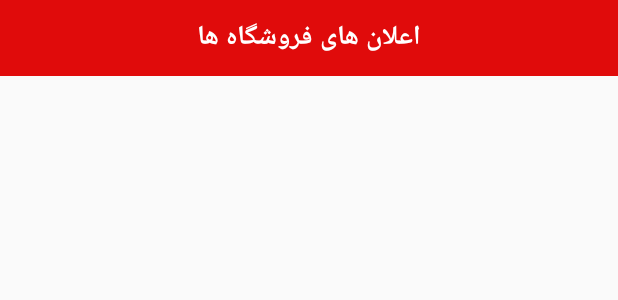
After one commit to hoomanab/MEydoon, an Android app: the layout actionbar_notification_inbox.xml on its own in the app's theme, with its tools: preview values and no code run, on a phone screen of 412 x 824 dp. The commit adds this screen. Shown: the top 300 px of the screen. Run offline under Robolectric (Android 15) with nearby library versions, the phone set to English and light mode, and no system bars.

Commit message:
notification inbox Done!

```diff
--- a/app/src/main/java/com/example/meydoon/BottomNavigation/SearchFragment.java
+++ b/app/src/main/java/com/example/meydoon/BottomNavigation/SearchFragment.java
@@ -61,8 +61,7 @@ public class SearchFragment extends Fragment {
         //imageButton.setOnClickListener(new View.OnClickListener() {
         //    @Override
         //    public void onClick(View v) {
-                /** We should make it act like a tab
-                 *  Note: After adding other icons to the action bar, by clicking on them, main_container must change!*/
+
 
          //   }
         //});
--- a/app/src/main/java/com/example/meydoon/adapter/NotificationInboxAdapter.java
+++ b/app/src/main/java/com/example/meydoon/adapter/NotificationInboxAdapter.java
@@ -64,7 +64,7 @@ public class NotificationInboxAdapter extends BaseAdapter {
         TextView timeStamp = (TextView) convertView
                 .findViewById(R.id.notification_inbox_timestamp);
         TextView notificationMessage = (TextView) convertView
-                .findViewById(R.id.notification_partial_text);
+                .findViewById(R.id.notification_title);
         // TextView url = (TextView) convertView.findViewById(R.id.txtUrl);
         NetworkImageView ShopProfilePic = (NetworkImageView) convertView
                 .findViewById(R.id.notification_inbox_shop_profile_pic);
@@ -75,7 +75,7 @@ public class NotificationInboxAdapter extends BaseAdapter {
 
         timeStamp.setText(item.getNotificationTime());
 
-        notificationMessage.setText(item.getNotificationMessage());
+        notificationMessage.setText(item.getNotificationMessageTitle());
 
         // user profile pic
         ShopProfilePic.setImageUrl(item.getShopProfilePic(), imageLoader);
--- /dev/null
+++ b/app/src/main/res/layout/actionbar_notification_inbox.xml
@@ -0,0 +1,23 @@
+<?xml version="1.0" encoding="utf-8"?>
+<RelativeLayout xmlns:android="http://schemas.android.com/apk/res/android"
+    android:layout_width="match_parent"
+    android:layout_height="wrap_content"
+    android:orientation="vertical"
+    android:background="@color/meydoonRed">
+
+    <TextView
+        android:layout_width="wrap_content"
+        android:layout_height="wrap_content"
+        android:text="@string/notifications"
+        android:gravity="center_horizontal"
+        android:textAppearance="?android:attr/textAppearanceMedium"
+        android:textStyle="bold"
+        android:padding="10dp"
+        android:layout_alignParentTop="true"
+        android:layout_weight="1"
+        android:layout_centerVertical="true"
+        android:layout_centerInParent="true"
+        android:textColor="@color/white"/>
+
+
+</RelativeLayout>
--- a/app/src/main/res/layout/notification_inbox_fragment.xml
+++ b/app/src/main/res/layout/notification_inbox_fragment.xml
@@ -3,7 +3,8 @@
     xmlns:app="http://schemas.android.com/apk/res-auto"
     android:orientation="vertical"
     android:layout_width="match_parent"
-    android:layout_height="match_parent">
+    android:layout_height="match_parent"
+    android:paddingBottom="40dip">
 
 
 
--- a/app/src/main/res/layout/notification_inbox_item.xml
+++ b/app/src/main/res/layout/notification_inbox_item.xml
@@ -108,7 +108,7 @@
                     android:layout_height="wrap_content">
 
                     <TextView
-                        android:id="@+id/notification_partial_text"
+                        android:id="@+id/notification_title"
                         android:layout_width="wrap_content"
                         android:layout_height="wrap_content"
                         android:textColor="@color/gray_btm_nav_bar_icon"
--- a/app/src/main/res/values/strings.xml
+++ b/app/src/main/res/values/strings.xml
@@ -44,6 +44,7 @@
     <string name="isNormalUser">شما کاربر عادی هستید و هنوز فروشگاهتون رو افتتاح نکردید!</string>
     <string name="enter_meydoon">ورود به میدون</string>
     <string name="register_shop">ثبت فروشگاه</string>
+    <string name="notifications">اعلان های فروشگاه ها</string>
 
     <string-array name="product_category_array">
         <item>خوراک</item>
--- a/app/src/main/res/values/styles.xml
+++ b/app/src/main/res/values/styles.xml
@@ -49,7 +49,7 @@
 
 
 
-    <style name="MyMaterialTheme.Base" parent="Theme.AppCompat.Light.NoActionBar">
+    <style name="MyMaterialTheme.Base" parent="Theme.AppCompat.Light">
         <item name="windowNoTitle">true</item>
         <item name="windowActionBar">false</item>
         <item name="colorPrimary">@color/meydoonRed</item>
```
Also changed, not shown: app/src/main/java/com/example/meydoon/BottomNavigation/NotificationsInboxFragment.java (+143 -1 lines), app/src/main/java/com/example/meydoon/data/NotificationInboxItem.java (+25 -8 lines), 1 other file.
